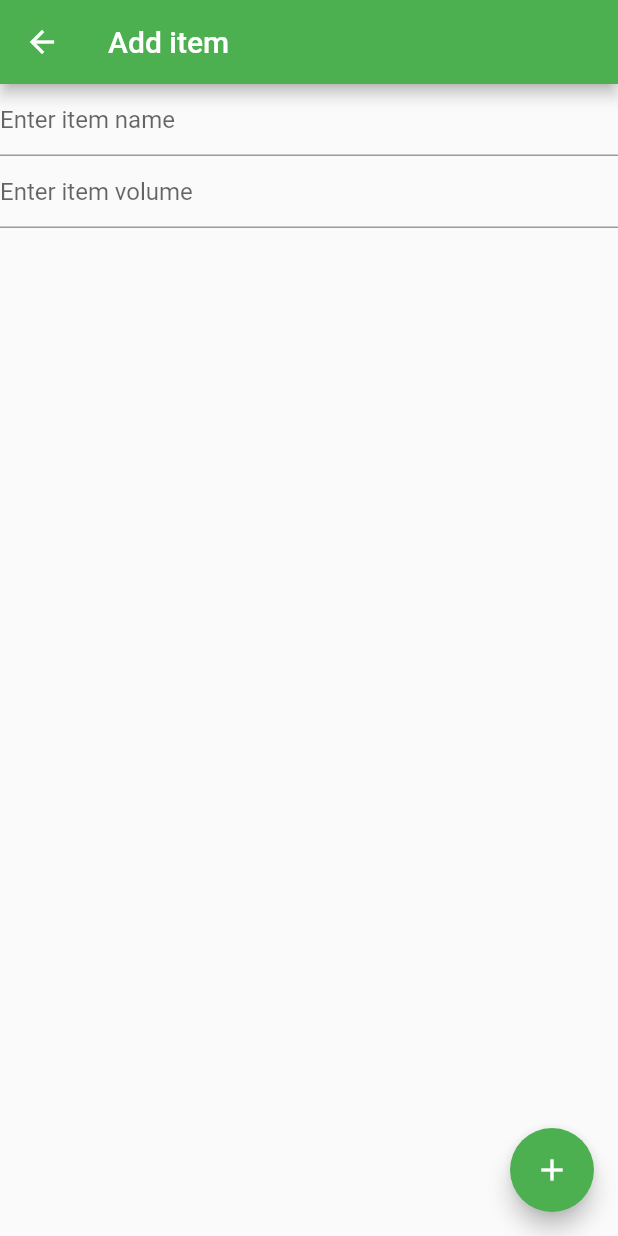
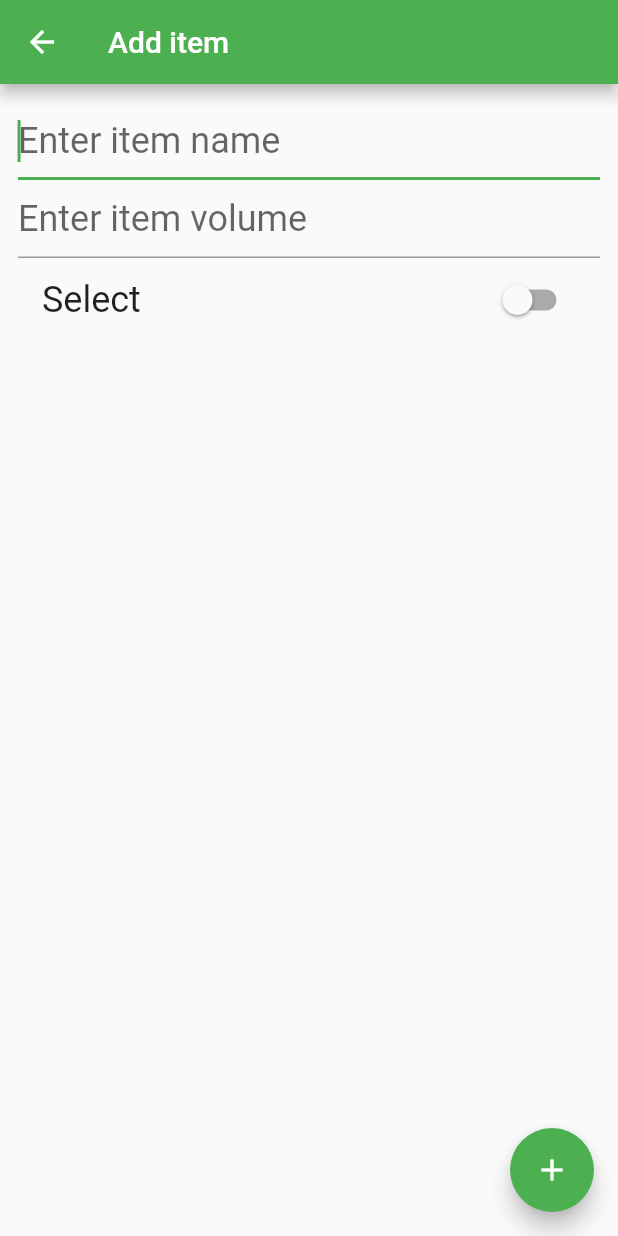
Before and after one commit to mdolinin/yapa, a Flutter app: the screen it shows after launch, after a tap on the "add" icon, on a phone screen of 412 x 824 dp. Run offline on Flutter 3.47's test engine with Material 2 defaults, Android fonts, the phone set to English and light mode, and no system bars; our stand-ins replace bloc, equatable, flutter_bloc.

Commit message:
Create Edit item screen and add navigation to it from details screen. Flip checkbox icons to right values.

```diff
--- a/lib/main.dart
+++ b/lib/main.dart
@@ -33,6 +33,7 @@ class YapaApp extends StatelessWidget {
               onSave: (Item item) {
                 BlocProvider.of<ItemsBloc>(context).add(AddItem(item));
               },
+              isEditing: false,
             ),
       },
     );
--- a/lib/models/item.dart
+++ b/lib/models/item.dart
@@ -16,10 +16,10 @@ class Item extends Equatable {
   })  : this.volume = volume ?? '',
         this.id = id ?? Uuid().v4();
 
-  Item copyWith({bool complete, String id, String volume, String name}) {
+  Item copyWith({bool selected, String id, String volume, String name}) {
     return Item(
       name ?? this.name,
-      selected: complete ?? this.selected,
+      selected: selected ?? this.selected,
       id: id ?? this.id,
       volume: volume ?? this.volume,
     );
--- a/lib/screens/add_edit_screen.dart
+++ b/lib/screens/add_edit_screen.dart
@@ -5,8 +5,12 @@ typedef OnSaveCallback = Function(Item item);
 
 class AddEditScreen extends StatefulWidget {
   final OnSaveCallback onSave;
+  final bool isEditing;
+  final Item item;
 
-  const AddEditScreen({Key key, @required this.onSave}) : super(key: key);
+  const AddEditScreen(
+      {Key key, @required this.onSave, @required this.isEditing, this.item})
+      : super(key: key);
 
   @override
   _AddEditScreenState createState() => _AddEditScreenState();
@@ -16,19 +20,27 @@ class _AddEditScreenState extends State<AddEditScreen> {
   static final GlobalKey<FormState> _formKey = GlobalKey<FormState>();
   Item _item;
 
+  bool get isEditing => widget.isEditing;
+
   @override
   Widget build(BuildContext context) {
+    final textTheme = Theme.of(context).textTheme;
+    _item = _item != null ? _item : isEditing ? widget.item : null;
     return Scaffold(
       appBar: AppBar(
-        title: Text('Add item'),
+        title: isEditing ? Text('Edit item') : Text('Add item'),
       ),
       body: Form(
         key: _formKey,
+        child: Padding(
+          padding: const EdgeInsets.all(12.0),
           child: ListView(
             children: <Widget>[
               TextFormField(
-              initialValue: '',
+                initialValue: isEditing ? _item.name : '',
+                autofocus: !isEditing,
                 decoration: InputDecoration(hintText: 'Enter item name'),
+                style: textTheme.headline5,
                 validator: (val) {
                   return val.trim().isEmpty
                       ? 'Please enter some item name'
@@ -43,15 +55,31 @@ class _AddEditScreenState extends State<AddEditScreen> {
                 },
               ),
               TextFormField(
-              initialValue: '',
+                initialValue: isEditing ? _item.volume : '',
                 decoration: InputDecoration(hintText: 'Enter item volume'),
+                style: textTheme.headline5,
                 onSaved: (value) {
                   if (_item != null) {
                     _item = _item.copyWith(volume: value);
                   }
                 },
               ),
+              SwitchListTile(
+                title: Text(
+                  'Select',
+                  style: textTheme.headline5,
+                ),
+                value: isEditing ? _item.selected : false,
+                onChanged: (bool value) {
+                  setState(() {
+                    if (_item != null) {
+                      _item = _item.copyWith(selected: value);
+                    }
+                  });
+                },
+              )
             ],
+          ),
         ),
       ),
       floatingActionButton: FloatingActionButton(
@@ -62,7 +90,7 @@ class _AddEditScreenState extends State<AddEditScreen> {
             Navigator.pop(context);
           }
         },
-        child: Icon(Icons.add),
+        child: Icon(isEditing ? Icons.check : Icons.add),
       ),
     );
   }
--- a/lib/widgets/items_widget.dart
+++ b/lib/widgets/items_widget.dart
@@ -54,8 +54,8 @@ class ItemsWidget extends StatelessWidget {
                     title: Text(item.name),
                     subtitle: Text(item.volume),
                     trailing: item.selected
-                        ? Icon(Icons.check_box_outline_blank)
-                        : Icon(Icons.check_box),
+                        ? Icon(Icons.check_box)
+                        : Icon(Icons.check_box_outline_blank),
                     onTap: () {
                       Navigator.of(context).push(
                         MaterialPageRoute(
```
Also changed, not shown: lib/screens/detail_screen.dart (+20 -3 lines). Lines whose indentation alone changed are shown as unchanged.
